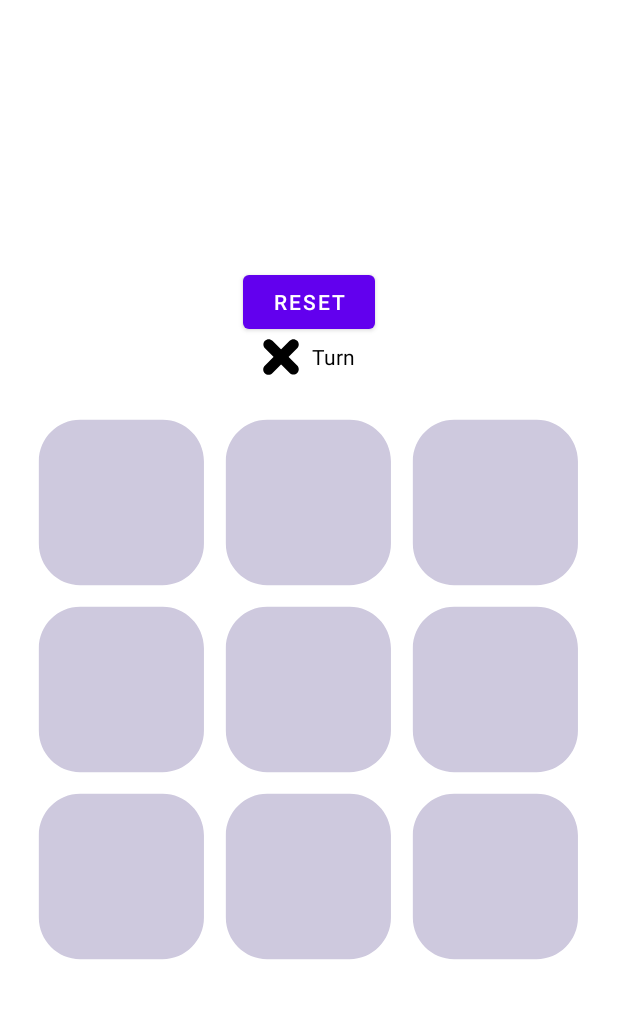
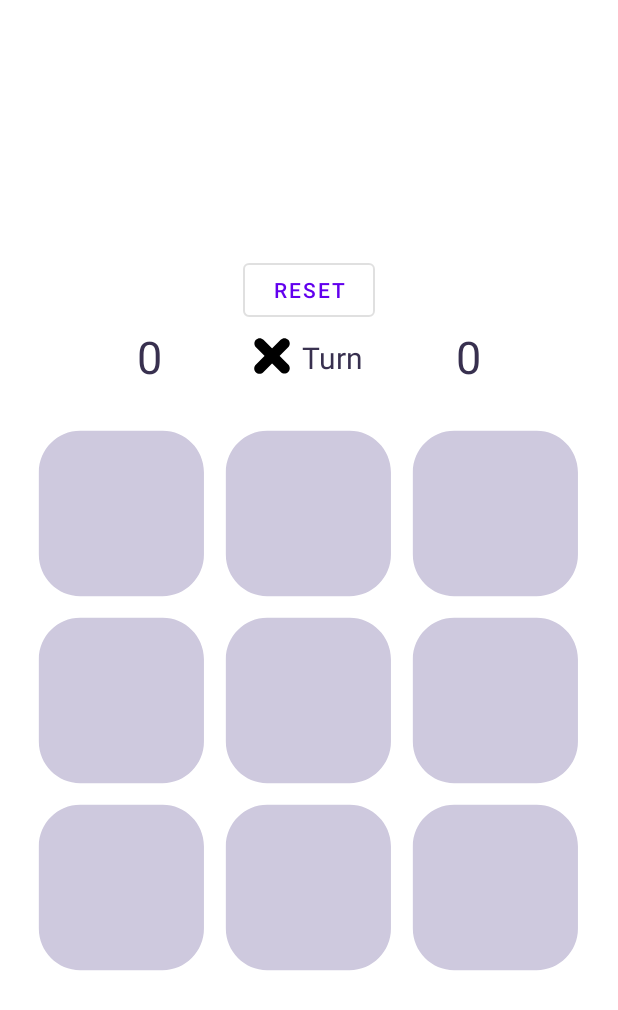
Before and after one commit to LorenzoTinfena/GoliardicTrisFresko, an Android app: the screen it shows after launch (MainActivity), on a phone screen of 412 x 824 dp. Shown: the top 1010 px of the screen. Run offline under Robolectric (Android 15) with nearby library versions, the phone set to English and light mode, and no system bars.

Commit message:
add text points

```diff
--- a/app/src/main/res/layout/activity_main.xml
+++ b/app/src/main/res/layout/activity_main.xml
@@ -23,12 +23,22 @@
             android:layout_height="wrap_content"
             app:layout_constraintEnd_toEndOf="parent"
             app:layout_constraintStart_toStartOf="parent"
+            style="?attr/materialButtonOutlinedStyle"
             android:text="Reset"/>
         <LinearLayout
-            android:layout_width="wrap_content"
+            android:layout_width="match_parent"
             android:layout_height="wrap_content"
             android:orientation="horizontal"
             android:gravity="center">
+            <TextView
+                android:id="@+id/txt_cross_points"
+                android:layout_width="100dp"
+                android:layout_height="wrap_content"
+                android:gravity="center"
+                android:text="0"
+                android:textSize="30dp"
+                android:textColor="@color/txt_color"
+                android:layout_marginRight="20dp"/>
             <ImageView
                 android:id="@+id/img_symbol"
                 android:layout_width="wrap_content"
@@ -41,9 +51,17 @@
                 android:layout_height="25dp"
                 android:gravity="center"
                 android:text="Turn"
-                android:textColor="@color/black"
-                tools:layout_editor_absoluteX="74dp"
-                tools:layout_editor_absoluteY="64dp" />
+                android:textSize="20dp"
+                android:textColor="@color/txt_color"/>
+            <TextView
+                android:id="@+id/txt_noughts_points"
+                android:layout_width="100dp"
+                android:layout_height="wrap_content"
+                android:gravity="center"
+                android:text="0"
+                android:textSize="30dp"
+                android:textColor="@color/txt_color"
+                android:layout_marginLeft="20dp"/>
         </LinearLayout>
         <LinearLayout
             android:id="@+id/cellsLinearLayout"
@@ -227,11 +245,4 @@
         </LinearLayout>
         </LinearLayout>
     </LinearLayout>
-
-
-
-
-
-
-
 </androidx.constraintlayout.widget.ConstraintLayout>
--- a/app/src/main/res/values/colors.xml
+++ b/app/src/main/res/values/colors.xml
@@ -8,4 +8,5 @@
     <color name="black">#FF000000</color>
     <color name="white">#FFFFFFFF</color>
     <color name="background_buttons">#CEC9DE</color>
+    <color name="txt_color">#38304f</color>
 </resources>
```
